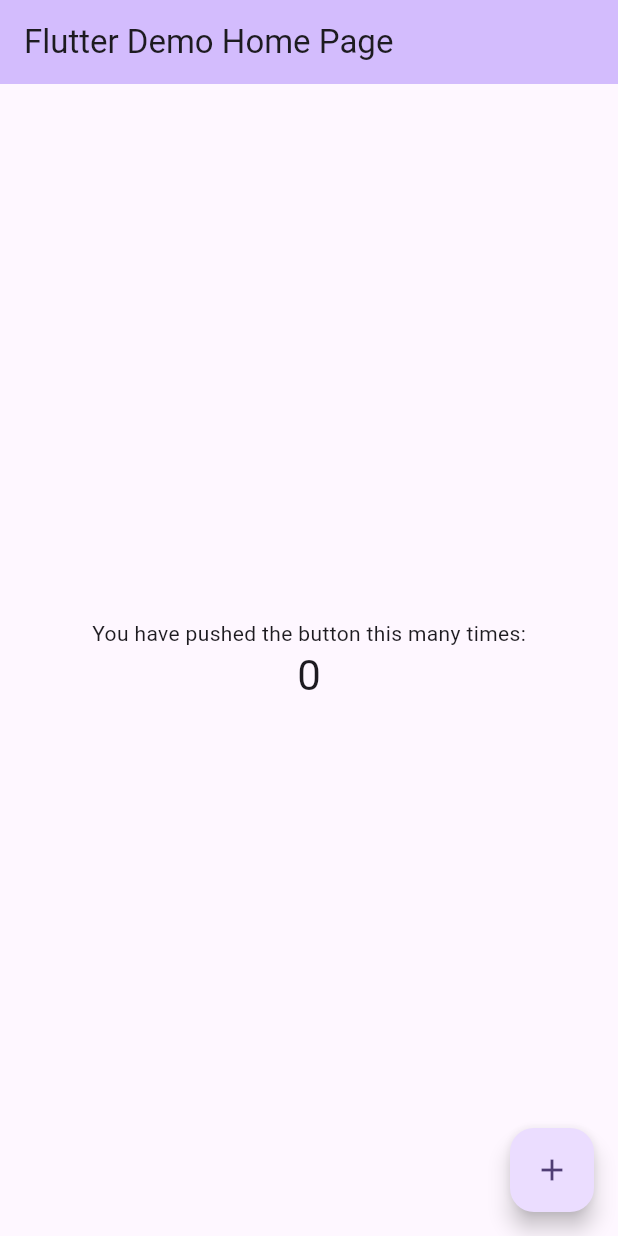
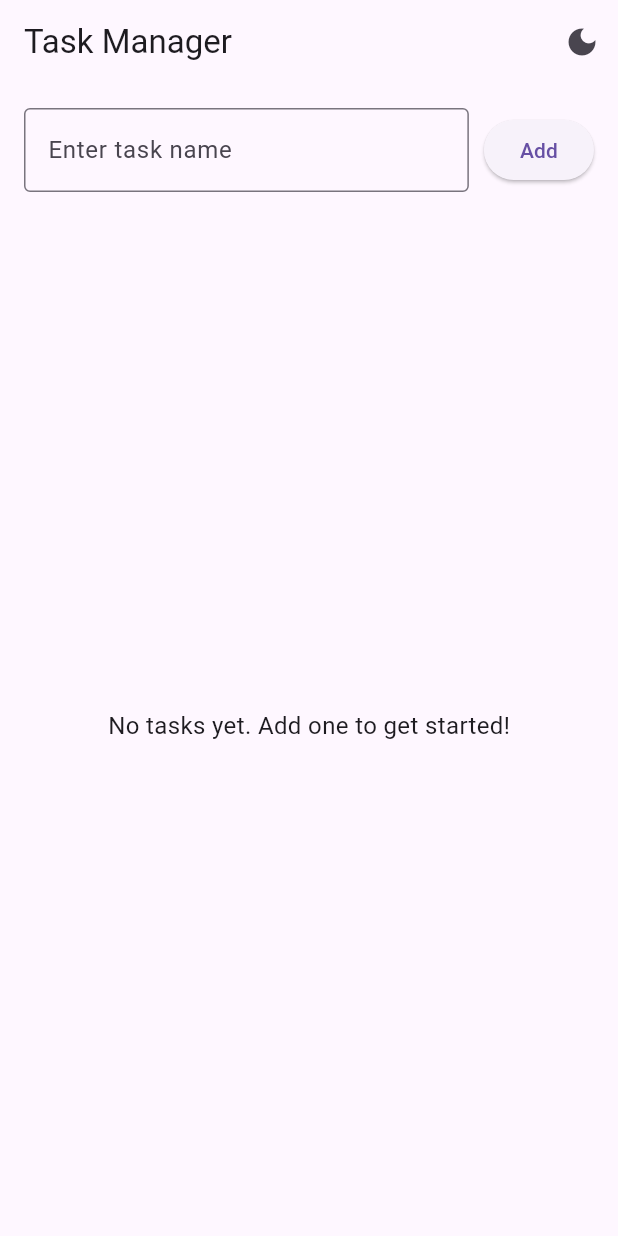
Before and after one commit to AryanSahu2805/Task_Manager_App, a Flutter app: the screen it shows after launch, on a phone screen of 412 x 824 dp. Run offline on Flutter 3.47's test engine with Material 3 defaults, Android fonts, the phone set to English and light mode, and no system bars; our stand-ins replace shared_preferences.

Commit message:
base code

```diff
--- a/lib/main.dart
+++ b/lib/main.dart
@@ -1,122 +1,231 @@
 import 'package:flutter/material.dart';
+import 'package:shared_preferences/shared_preferences.dart';
+import 'dart:convert';
 
 void main() {
-  runApp(const MyApp());
+  runApp(const TaskManagerApp());
 }
 
-class MyApp extends StatelessWidget {
-  const MyApp({super.key});
+class TaskManagerApp extends StatefulWidget {
+  const TaskManagerApp({Key? key}) : super(key: key);
 
-  // This widget is the root of your application.
   @override
-  Widget build(BuildContext context) {
-    return MaterialApp(
-      title: 'Flutter Demo',
-      theme: ThemeData(
-        // This is the theme of your application.
-        //
-        // TRY THIS: Try running your application with "flutter run". You'll see
-        // the application has a purple toolbar. Then, without quitting the app,
-        // try changing the seedColor in the colorScheme below to Colors.green
-        // and then invoke "hot reload" (save your changes or press the "hot
-        // reload" button in a Flutter-supported IDE, or press "r" if you used
-        // the command line to start the app).
-        //
-        // Notice that the counter didn't reset back to zero; the application
-        // state is not lost during the reload. To reset the state, use hot
-        // restart instead.
-        //
-        // This works for code too, not just values: Most code changes can be
-        // tested with just a hot reload.
-        colorScheme: ColorScheme.fromSeed(seedColor: Colors.deepPurple),
-      ),
-      home: const MyHomePage(title: 'Flutter Demo Home Page'),
-    );
-  }
+  State<TaskManagerApp> createState() => _TaskManagerAppState();
 }
 
-class MyHomePage extends StatefulWidget {
-  const MyHomePage({super.key, required this.title});
-
-  // This widget is the home page of your application. It is stateful, meaning
-  // that it has a State object (defined below) that contains fields that affect
-  // how it looks.
-
-  // This class is the configuration for the state. It holds the values (in this
-  // case the title) provided by the parent (in this case the App widget) and
-  // used by the build method of the State. Fields in a Widget subclass are
-  // always marked "final".
-
-  final String title;
+class _TaskManagerAppState extends State<TaskManagerApp> {
+  bool isDarkMode = false;
 
   @override
-  State<MyHomePage> createState() => _MyHomePageState();
+  void initState() {
+    super.initState();
+    loadThemePreference();
   }
 
-class _MyHomePageState extends State<MyHomePage> {
-  int _counter = 0;
+  void loadThemePreference() async {
+    SharedPreferences prefs = await SharedPreferences.getInstance();
+    setState(() {
+      isDarkMode = prefs.getBool('isDarkMode') ?? false;
+    });
+  }
 
-  void _incrementCounter() {
+  void toggleTheme() async {
+    SharedPreferences prefs = await SharedPreferences.getInstance();
     setState(() {
-      // This call to setState tells the Flutter framework that something has
-      // changed in this State, which causes it to rerun the build method below
-      // so that the display can reflect the updated values. If we changed
-      // _counter without calling setState(), then the build method would not be
-      // called again, and so nothing would appear to happen.
-      _counter++;
+      isDarkMode = !isDarkMode;
+      prefs.setBool('isDarkMode', isDarkMode);
     });
   }
 
   @override
   Widget build(BuildContext context) {
-    // This method is rerun every time setState is called, for instance as done
-    // by the _incrementCounter method above.
-    //
-    // The Flutter framework has been optimized to make rerunning build methods
-    // fast, so that you can just rebuild anything that needs updating rather
-    // than having to individually change instances of widgets.
+    return MaterialApp(
+      title: 'Task Manager',
+      debugShowCheckedModeBanner: false,
+      theme: ThemeData(
+        brightness: Brightness.light,
+        primarySwatch: Colors.blue,
+        useMaterial3: true,
+      ),
+      darkTheme: ThemeData(
+        brightness: Brightness.dark,
+        primarySwatch: Colors.blue,
+        useMaterial3: true,
+      ),
+      themeMode: isDarkMode ? ThemeMode.dark : ThemeMode.light,
+      home: TaskListScreen(toggleTheme: toggleTheme, isDarkMode: isDarkMode),
+    );
+  }
+}
+
+class Task {
+  String name;
+  bool isCompleted;
+
+  Task({required this.name, this.isCompleted = false});
+
+  Map<String, dynamic> toJson() {
+    return {
+      'name': name,
+      'isCompleted': isCompleted,
+    };
+  }
+
+  factory Task.fromJson(Map<String, dynamic> json) {
+    return Task(
+      name: json['name'],
+      isCompleted: json['isCompleted'],
+    );
+  }
+}
+
+class TaskListScreen extends StatefulWidget {
+  final VoidCallback toggleTheme;
+  final bool isDarkMode;
+
+  const TaskListScreen({
+    Key? key,
+    required this.toggleTheme,
+    required this.isDarkMode,
+  }) : super(key: key);
+
+  @override
+  State<TaskListScreen> createState() => _TaskListScreenState();
+}
+
+class _TaskListScreenState extends State<TaskListScreen> {
+  final TextEditingController _taskController = TextEditingController();
+  List<Task> tasks = [];
+
+  @override
+  void initState() {
+    super.initState();
+    loadTasks();
+  }
+
+  void loadTasks() async {
+    SharedPreferences prefs = await SharedPreferences.getInstance();
+    String? tasksString = prefs.getString('tasks');
+    if (tasksString != null) {
+      List<dynamic> tasksList = json.decode(tasksString);
+      setState(() {
+        tasks = tasksList.map((task) => Task.fromJson(task)).toList();
+      });
+    }
+  }
+
+  void saveTasks() async {
+    SharedPreferences prefs = await SharedPreferences.getInstance();
+    String tasksString = json.encode(tasks.map((task) => task.toJson()).toList());
+    prefs.setString('tasks', tasksString);
+  }
+
+  void addTask() {
+    if (_taskController.text.isNotEmpty) {
+      setState(() {
+        tasks.add(Task(name: _taskController.text));
+        _taskController.clear();
+      });
+      saveTasks();
+    }
+  }
+
+  void toggleTaskCompletion(int index) {
+    setState(() {
+      tasks[index].isCompleted = !tasks[index].isCompleted;
+    });
+    saveTasks();
+  }
+
+  void deleteTask(int index) {
+    setState(() {
+      tasks.removeAt(index);
+    });
+    saveTasks();
+  }
+
+  @override
+  Widget build(BuildContext context) {
     return Scaffold(
       appBar: AppBar(
-        // TRY THIS: Try changing the color here to a specific color (to
-        // Colors.amber, perhaps?) and trigger a hot reload to see the AppBar
-        // change color while the other colors stay the same.
-        backgroundColor: Theme.of(context).colorScheme.inversePrimary,
-        // Here we take the value from the MyHomePage object that was created by
-        // the App.build method, and use it to set our appbar title.
-        title: Text(widget.title),
+        title: const Text('Task Manager'),
+        actions: [
+          IconButton(
+            icon: Icon(widget.isDarkMode ? Icons.light_mode : Icons.dark_mode),
+            onPressed: widget.toggleTheme,
           ),
-      body: Center(
-        // Center is a layout widget. It takes a single child and positions it
-        // in the middle of the parent.
-        child: Column(
-          // Column is also a layout widget. It takes a list of children and
-          // arranges them vertically. By default, it sizes itself to fit its
-          // children horizontally, and tries to be as tall as its parent.
-          //
-          // Column has various properties to control how it sizes itself and
-          // how it positions its children. Here we use mainAxisAlignment to
-          // center the children vertically; the main axis here is the vertical
-          // axis because Columns are vertical (the cross axis would be
-          // horizontal).
-          //
-          // TRY THIS: Invoke "debug painting" (choose the "Toggle Debug Paint"
-          // action in the IDE, or press "p" in the console), to see the
-          // wireframe for each widget.
-          mainAxisAlignment: MainAxisAlignment.center,
-          children: <Widget>[
-            const Text('You have pushed the button this many times:'),
-            Text(
-              '$_counter',
-              style: Theme.of(context).textTheme.headlineMedium,
+        ],
+      ),
+      body: Column(
+        children: [
+          Padding(
+            padding: const EdgeInsets.all(16.0),
+            child: Row(
+              children: [
+                Expanded(
+                  child: TextField(
+                    controller: _taskController,
+                    decoration: const InputDecoration(
+                      hintText: 'Enter task name',
+                      border: OutlineInputBorder(),
+                    ),
+                    onSubmitted: (_) => addTask(),
+                  ),
+                ),
+                const SizedBox(width: 10),
+                ElevatedButton(
+                  onPressed: addTask,
+                  child: const Text('Add'),
                 ),
               ],
             ),
           ),
-      floatingActionButton: FloatingActionButton(
-        onPressed: _incrementCounter,
-        tooltip: 'Increment',
-        child: const Icon(Icons.add),
-      ), // This trailing comma makes auto-formatting nicer for build methods.
+          Expanded(
+            child: tasks.isEmpty
+                ? const Center(
+                    child: Text(
+                      'No tasks yet. Add one to get started!',
+                      style: TextStyle(fontSize: 16),
+                    ),
+                  )
+                : ListView.builder(
+                    itemCount: tasks.length,
+                    itemBuilder: (context, index) {
+                      return Card(
+                        margin: const EdgeInsets.symmetric(
+                          horizontal: 16,
+                          vertical: 4,
+                        ),
+                        child: ListTile(
+                          leading: Checkbox(
+                            value: tasks[index].isCompleted,
+                            onChanged: (_) => toggleTaskCompletion(index),
+                          ),
+                          title: Text(
+                            tasks[index].name,
+                            style: TextStyle(
+                              decoration: tasks[index].isCompleted
+                                  ? TextDecoration.lineThrough
+                                  : null,
+                            ),
+                          ),
+                          trailing: IconButton(
+                            icon: const Icon(Icons.delete, color: Colors.red),
+                            onPressed: () => deleteTask(index),
+                          ),
+                        ),
+                      );
+                    },
+                  ),
+          ),
+        ],
+      ),
     );
   }
+
+  @override
+  void dispose() {
+    _taskController.dispose();
+    super.dispose();
   }
+}
```
Lines whose indentation alone changed are shown as unchanged.
